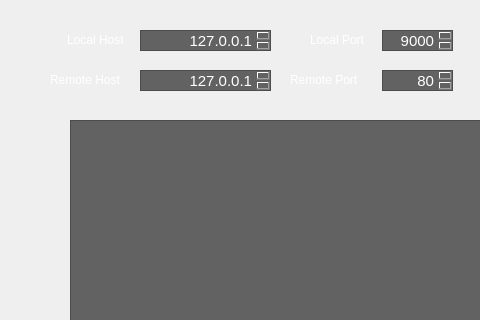
This is proxy.ui in Bo3o2S/Blackhat as Qt 5 draws it before an edit; both pictures show x 0 to 480 and y 0 to 320 of the 823 by 568 pixel window. The edited form follows.
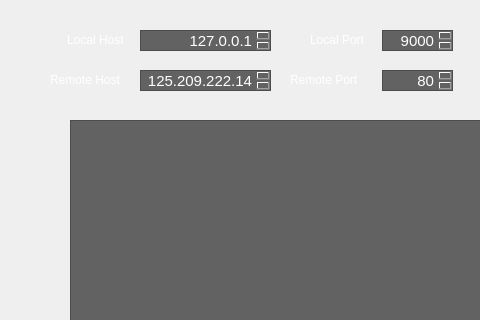
This is the edited form. Icons and pictures are not drawn.

What changed in the file:
```diff
--- a/proxy.ui
+++ b/proxy.ui
@@ -123,14 +123,15 @@
      </rect>
     </property>
     <property name="styleSheet">
-     <string notr="true">background-color: rgb(98, 98, 98);</string>
+     <string notr="true">background-color: rgb(98, 98, 98);
+color: rgb(255, 255, 255);</string>
     </property>
     <property name="html">
      <string>&lt;!DOCTYPE HTML PUBLIC &quot;-//W3C//DTD HTML 4.0//EN&quot; &quot;http://www.w3.org/TR/REC-html40/strict.dtd&quot;&gt;
 &lt;html&gt;&lt;head&gt;&lt;meta name=&quot;qrichtext&quot; content=&quot;1&quot; /&gt;&lt;style type=&quot;text/css&quot;&gt;
 p, li { white-space: pre-wrap; }
 &lt;/style&gt;&lt;/head&gt;&lt;body style=&quot; font-family:'Cantarell'; font-size:11pt; font-weight:400; font-style:normal;&quot;&gt;
-&lt;p align=&quot;right&quot; style=&quot; margin-top:0px; margin-bottom:0px; margin-left:0px; margin-right:0px; -qt-block-indent:0; text-indent:0px;&quot;&gt;&lt;span style=&quot; color:#ffffff;&quot;&gt;127.0.0.1&lt;/span&gt;&lt;/p&gt;&lt;/body&gt;&lt;/html&gt;</string>
+&lt;p align=&quot;right&quot; style=&quot; margin-top:0px; margin-bottom:0px; margin-left:0px; margin-right:0px; -qt-block-indent:0; text-indent:0px;&quot;&gt;125.209.222.142&lt;/p&gt;&lt;/body&gt;&lt;/html&gt;</string>
     </property>
    </widget>
    <widget class="QTextEdit" name="Local_Port_Edit">
```
